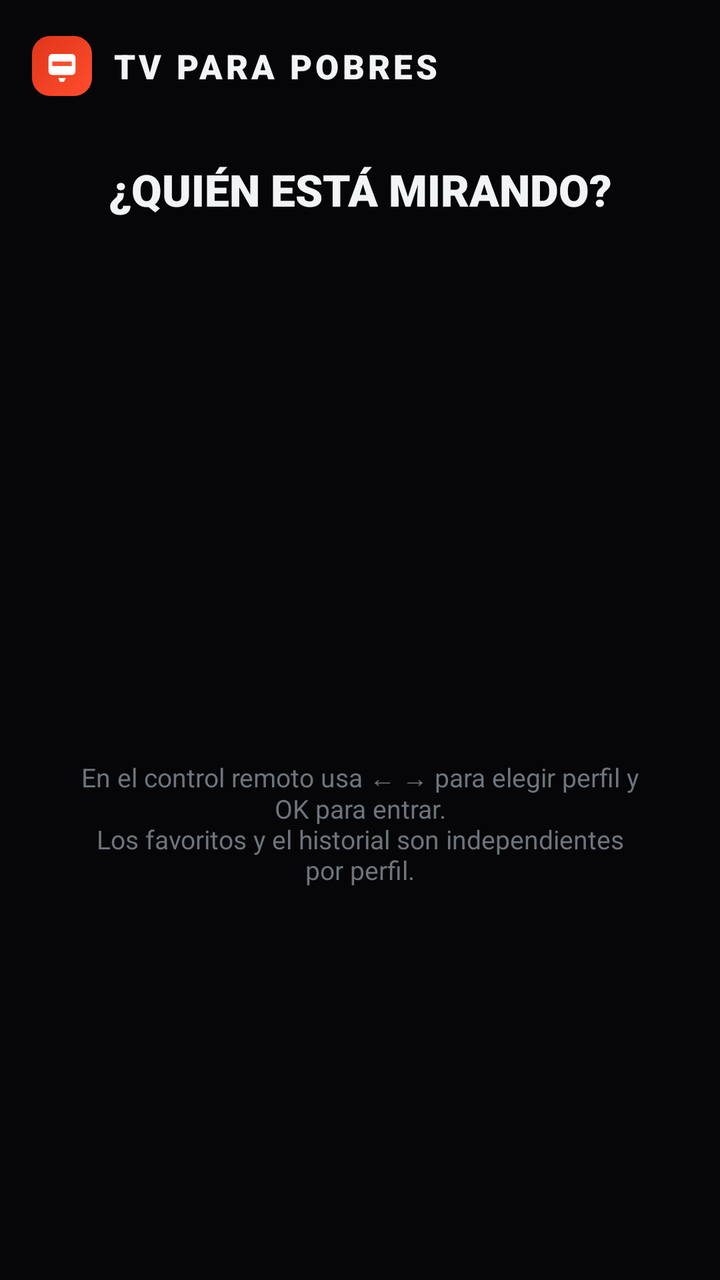
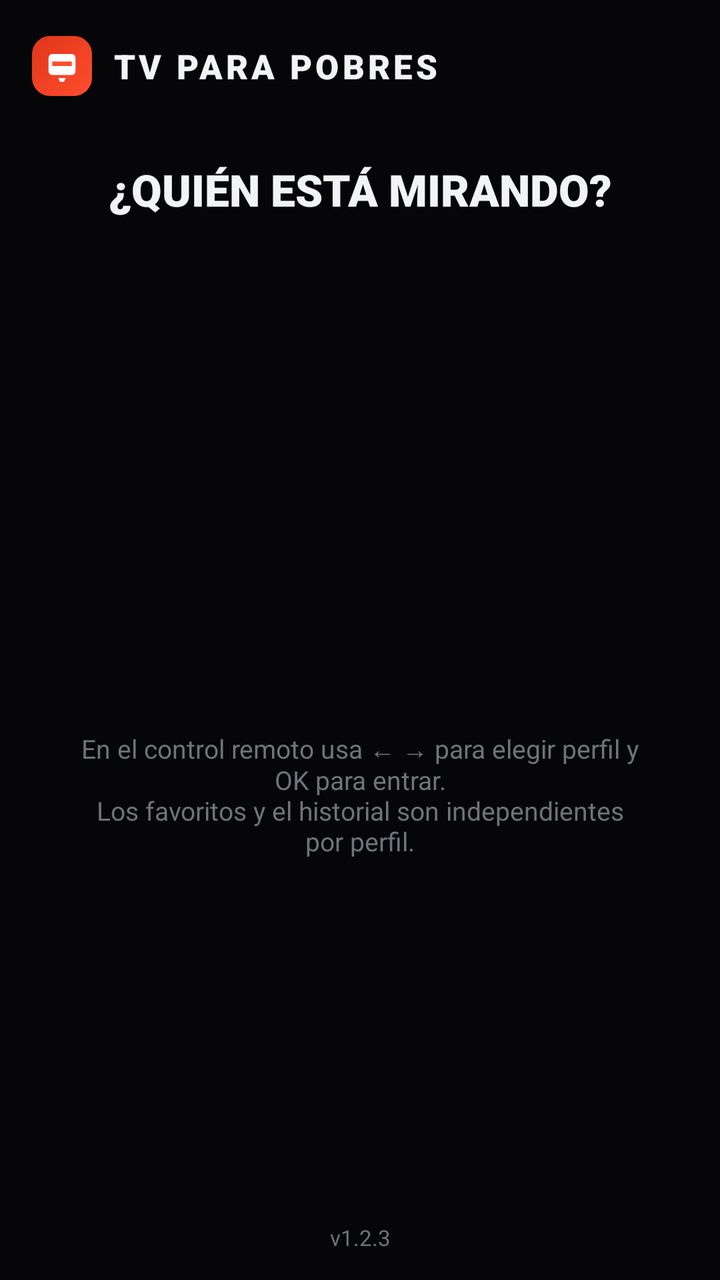

Two renders of the same Android screen: before a commit and after it. Below are the layout's source before the change and the commit's diff.
<!-- AndroidManifest.xml: application theme Theme.TVParaPobres -->
<!-- res/layout/activity_profile_picker.xml -->
<?xml version="1.0" encoding="utf-8"?>
<LinearLayout xmlns:android="http://schemas.android.com/apk/res/android"
    xmlns:app="http://schemas.android.com/apk/res-auto"
    android:layout_width="match_parent"
    android:layout_height="match_parent"
    android:background="@color/black"
    android:focusable="true"
    android:focusableInTouchMode="true"
    android:orientation="vertical">

    <LinearLayout
        android:layout_width="match_parent"
        android:layout_height="wrap_content"
        android:gravity="center_vertical"
        android:orientation="horizontal"
        android:paddingHorizontal="16dp"
        android:paddingTop="18dp"
        android:paddingBottom="6dp">

        <ImageView
            android:layout_width="30dp"
            android:layout_height="30dp"
            android:layout_marginEnd="10dp"
            android:background="@drawable/bg_brand"
            android:scaleType="centerInside"
            android:src="@drawable/ic_brand_tv" />

        <TextView
            android:layout_width="wrap_content"
            android:layout_height="wrap_content"
            android:fontFamily="sans-serif-black"
            android:letterSpacing="0.1"
            android:text="TV PARA POBRES"
            android:textColor="@color/textPrimary"
            android:textSize="17sp" />
    </LinearLayout>

    <TextView
        android:id="@+id/pickTitle"
        android:layout_width="match_parent"
        android:layout_height="wrap_content"
        android:fontFamily="sans-serif-black"
        android:gravity="center"
        android:paddingTop="26dp"
        android:text="¿QUIÉN ESTÁ MIRANDO?"
        android:textColor="@color/textPrimary"
        android:textSize="22sp" />

    <HorizontalScrollView
        android:layout_width="match_parent"
        android:layout_height="wrap_content"
        android:layout_marginTop="24dp"
        android:fillViewport="true"
        android:scrollbars="none">

        <LinearLayout
            android:id="@+id/cardRow"
            android:layout_width="wrap_content"
            android:layout_height="wrap_content"
            android:gravity="top"
            android:orientation="horizontal"
            android:paddingHorizontal="22dp"
            android:paddingVertical="10dp" />
    </HorizontalScrollView>

    <TextView
        android:layout_width="match_parent"
        android:layout_height="0dp"
        android:layout_weight="1"
        android:gravity="center"
        android:paddingHorizontal="40dp"
        android:paddingTop="30dp"
        android:text="En el control remoto usa ← → para elegir perfil y OK para entrar.\nLos favoritos y el historial son independientes por perfil."
        android:textColor="@color/textMuted"
        android:textSize="13sp" />
</LinearLayout>
<!-- resources referenced by this layout -->
<resources>
  <color name="black">#060608</color>
  <color name="textMuted">#6e747c</color>
  <color name="textPrimary">#f2f3f5</color>
  <!-- drawable bg_brand (drawable) -->
  <?xml version="1.0" encoding="utf-8"?>
  <shape xmlns:android="http://schemas.android.com/apk/res/android"
      android:shape="rectangle">
      <gradient
          android:angle="135"
          android:endColor="#e0361a"
          android:startColor="#ff4d2e"
          android:type="linear" />
      <corners android:radius="9dp" />
  </shape>
  <!-- drawable ic_brand_tv (drawable) -->
  <?xml version="1.0" encoding="utf-8"?>
  <vector xmlns:android="http://schemas.android.com/apk/res/android"
      android:width="18dp"
      android:height="18dp"
      android:viewportWidth="24"
      android:viewportHeight="24">
      <path
          android:fillColor="#ffffff"
          android:pathData="M3,6.5 A2.5,2.5 0 0,1 5.5,4 h13 A2.5,2.5 0 0,1 21,6.5 v9 a2.5,2.5 0 0,1 -2.5,2.5 h-13 A2.5,2.5 0 0,1 3,15.5 Z" />
      <path
          android:fillColor="#ff4d2e"
          android:pathData="M5.5,9 h13 v3 h-13 Z" />
      <path
          android:fillColor="#ffffff"
          android:pathData="M9.5,20 h5 l-1.2,2.5 h-2.6 Z" />
  </vector>
  <style name="Theme.TVParaPobres" parent="Theme.Material3.Dark.NoActionBar">
          <item name="colorPrimary">@color/accent</item>
          <item name="colorOnPrimary">@color/textPrimary</item>
          <item name="colorSecondary">@color/accent2</item>
          <item name="android:colorBackground">@color/black</item>
          <item name="android:statusBarColor">@color/black</item>
          <item name="android:navigationBarColor">@color/black</item>
          <item name="android:windowBackground">@color/black</item>
      </style>
  <color name="accent">#ff4d2e</color>
  <color name="accent2">#d6283c</color>
</resources>

<!-- the commit's change to res/layout/activity_profile_picker.xml (unified diff, before → after) -->
@@ -73,4 +73,14 @@
         android:text="En el control remoto usa ← → para elegir perfil y OK para entrar.\nLos favoritos y el historial son independientes por perfil."
         android:textColor="@color/textMuted"
         android:textSize="13sp" />
+
+    <TextView
+        android:id="@+id/versionLabel"
+        android:layout_width="match_parent"
+        android:layout_height="wrap_content"
+        android:gravity="center"
+        android:paddingBottom="14dp"
+        android:text="v1.2.3"
+        android:textColor="@color/textMuted"
+        android:textSize="11sp" />
 </LinearLayout>
